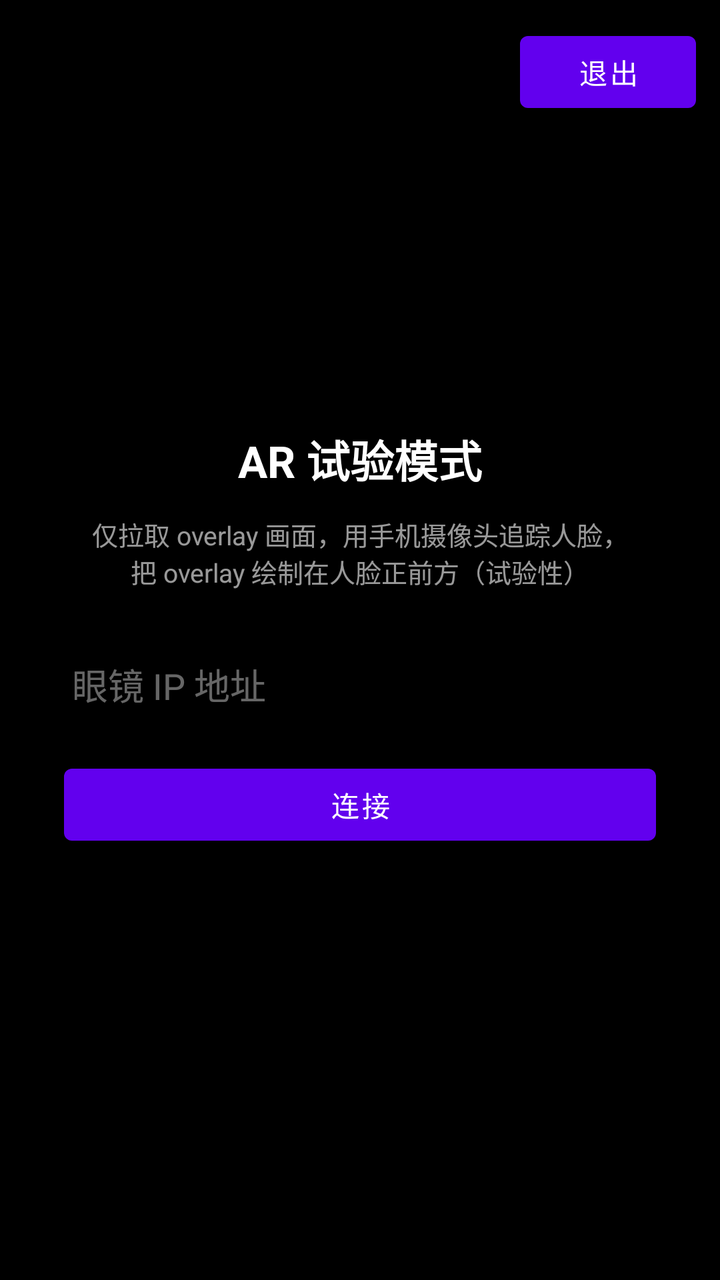
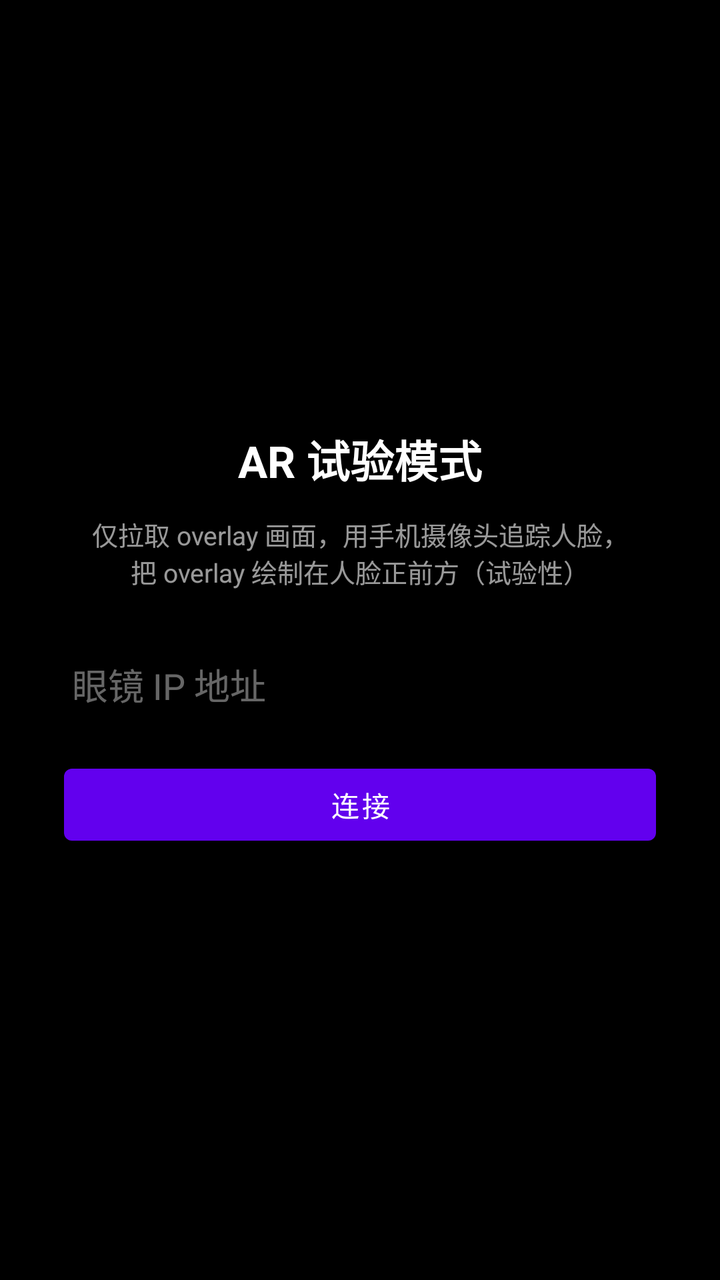

The first picture is an Android layout as it rendered before a commit; the second is the same layout after the commit. The layout source and the unified diff follow.
<!-- AndroidManifest.xml: application theme Theme.gscp_app -->
<!-- res/layout/activity_ar.xml -->
<?xml version="1.0" encoding="utf-8"?>
<FrameLayout xmlns:android="http://schemas.android.com/apk/res/android"
    android:layout_width="match_parent"
    android:layout_height="match_parent"
    android:background="#000000">

    
    <LinearLayout
        android:id="@+id/settings_panel"
        android:layout_width="match_parent"
        android:layout_height="wrap_content"
        android:layout_gravity="center_vertical"
        android:orientation="vertical"
        android:padding="32dp">

        <TextView
            android:layout_width="wrap_content"
            android:layout_height="wrap_content"
            android:layout_gravity="center_horizontal"
            android:text="AR 试验模式"
            android:textColor="#FFFFFF"
            android:textSize="22sp"
            android:textStyle="bold" />

        <TextView
            android:layout_width="wrap_content"
            android:layout_height="wrap_content"
            android:layout_marginTop="12dp"
            android:layout_gravity="center_horizontal"
            android:gravity="center"
            android:text="仅拉取 overlay 画面，用手机摄像头追踪人脸，\n把 overlay 绘制在人脸正前方（试验性）"
            android:textColor="#99FFFFFF"
            android:textSize="13sp" />

        <EditText
            android:id="@+id/ip_address"
            android:layout_width="match_parent"
            android:layout_height="wrap_content"
            android:layout_marginTop="24dp"
            android:hint="眼镜 IP 地址"
            android:imeOptions="actionDone"
            android:inputType="text"
            android:textColor="#FFFFFF"
            android:textColorHint="#66FFFFFF" />

        <Button
            android:id="@+id/button_connect"
            android:layout_width="match_parent"
            android:layout_height="wrap_content"
            android:layout_marginTop="16dp"
            android:text="连接" />

        <ProgressBar
            android:id="@+id/progress_bar"
            android:layout_width="wrap_content"
            android:layout_height="wrap_content"
            android:layout_gravity="center_horizontal"
            android:layout_marginTop="24dp"
            android:visibility="gone" />
    </LinearLayout>

    
    <FrameLayout
        android:id="@+id/ar_panel"
        android:layout_width="match_parent"
        android:layout_height="match_parent"
        android:visibility="gone">

        <android.view.SurfaceView
            android:id="@+id/ar_surface"
            android:layout_width="match_parent"
            android:layout_height="match_parent" />

        <TextView
            android:id="@+id/ar_status"
            android:layout_width="wrap_content"
            android:layout_height="wrap_content"
            android:layout_gravity="top|center_horizontal"
            android:layout_marginTop="32dp"
            android:background="#66000000"
            android:padding="8dp"
            android:text="等待人脸…"
            android:textColor="#FFFFFF"
            android:textSize="13sp" />
    </FrameLayout>

    
    <Button
        android:id="@+id/button_exit"
        android:layout_width="wrap_content"
        android:layout_height="wrap_content"
        android:layout_gravity="top|end"
        android:layout_margin="12dp"
        android:text="退出" />
</FrameLayout>
<!-- resources referenced by this layout -->
<resources>
  <style name="Theme.gscp_app" parent="Theme.MaterialComponents.DayNight.NoActionBar">
          
      </style>
</resources>

<!-- the commit's change to res/layout/activity_ar.xml (unified diff, before → after) -->
@@ -81,15 +81,79 @@
             android:padding="8dp"
             android:text="等待人脸…"
             android:textColor="#FFFFFF"
-            android:textSize="13sp" />
+            android:textSize="13sp"
+            android:visibility="gone" />
     </FrameLayout>
 
     
-    <Button
-        android:id="@+id/button_exit"
+    <android.view.SurfaceView
+        android:id="@+id/ar_gl_surface"
+        android:layout_width="match_parent"
+        android:layout_height="match_parent"
+        android:visibility="gone" />
+
+    
+    <LinearLayout
+        android:id="@+id/bottom_controls"
         android:layout_width="wrap_content"
         android:layout_height="wrap_content"
-        android:layout_gravity="top|end"
-        android:layout_margin="12dp"
-        android:text="退出" />
+        android:layout_gravity="bottom|center_horizontal"
+        android:layout_marginBottom="44dp"
+        android:gravity="center_vertical"
+        android:orientation="horizontal"
+        android:visibility="gone">
+
+        <ImageView
+            android:id="@+id/last_thumb"
+            android:layout_width="56dp"
+            android:layout_height="56dp"
+            android:layout_marginEnd="54dp"
+            android:background="@drawable/bg_thumb"
+            android:contentDescription="最近录像"
+            android:scaleType="fitCenter"
+            android:src="@android:drawable/ic_media_play" />
+
+        <ImageButton
+            android:id="@+id/button_record"
+            android:layout_width="76dp"
+            android:layout_height="76dp"
+            android:background="@drawable/ic_record_idle"
+            android:contentDescription="录像"
+            android:scaleType="fitCenter" />
+
+        <ImageButton
+            android:id="@+id/btn_switch_cam"
+            android:layout_width="56dp"
+            android:layout_height="56dp"
+            android:layout_marginStart="54dp"
+            android:background="@drawable/bg_switch_btn"
+            android:contentDescription="切换前后摄"
+            android:scaleType="fitCenter"
+            android:src="@drawable/ic_cam_flip" />
+    </LinearLayout>
+
+    
+    <com.gscp.desktop.RingSpinner
+        android:id="@+id/record_spinner"
+        android:layout_width="76dp"
+        android:layout_height="76dp"
+        android:layout_gravity="bottom|center_horizontal"
+        android:layout_marginBottom="44dp"
+        android:visibility="gone" />
+
+    
+    <TextView
+        android:id="@+id/rec_overlay"
+        android:layout_width="wrap_content"
+        android:layout_height="wrap_content"
+        android:layout_gravity="top|center_horizontal"
+        android:layout_marginTop="44dp"
+        android:background="#80000000"
+        android:gravity="center"
+        android:paddingHorizontal="10dp"
+        android:paddingVertical="3dp"
+        android:textColor="#FFFFFFFF"
+        android:textSize="12sp"
+        android:typeface="monospace"
+        android:visibility="gone" />
 </FrameLayout>
<!-- resource entries referenced after the edit -->
@@ -1,5 +1,51 @@
 <!-- resources referenced by this layout -->
 <resources>
+  <!-- drawable bg_switch_btn (drawable) -->
+  <?xml version="1.0" encoding="utf-8"?>
+  <shape xmlns:android="http://schemas.android.com/apk/res/android"
+      android:shape="oval">
+      <solid android:color="#50000000" />
+      <stroke android:width="1.5dp" android:color="#D9FFFFFF" />
+  </shape>
+  <!-- drawable bg_thumb (drawable) -->
+  <?xml version="1.0" encoding="utf-8"?>
+  <shape xmlns:android="http://schemas.android.com/apk/res/android"
+      android:shape="rectangle">
+      <solid android:color="#50000000" />
+      <stroke android:width="1.5dp" android:color="#D9FFFFFF" />
+      <corners android:radius="12dp" />
+  </shape>
+  <!-- drawable ic_cam_flip (drawable) -->
+  <?xml version="1.0" encoding="utf-8"?>
+  <vector xmlns:android="http://schemas.android.com/apk/res/android"
+      android:width="28dp"
+      android:height="28dp"
+      android:viewportWidth="24"
+      android:viewportHeight="24">
+      
+      <path
+          android:pathData="M17.65,6.35C16.2,4.9 14.21,4 12,4c-4.42,0 -7.99,3.58 -7.99,8s3.57,8 7.99,8c3.73,0 6.84,-2.55 7.73,-6h-2.08c-0.82,2.33 -3.04,4 -5.65,4 -3.31,0 -6,-2.69 -6,-6s2.69,-6 6,-6c1.66,0 3.14,0.69 4.22,1.78L13,11h7V4l-2.35,2.35z"
+          android:fillColor="#FFFFFFFF" />
+  </vector>
+  <!-- drawable ic_record_idle (drawable) -->
+  <?xml version="1.0" encoding="utf-8"?>
+  <layer-list xmlns:android="http://schemas.android.com/apk/res/android">
+      <item android:gravity="center">
+          <shape android:shape="oval">
+              <solid android:color="#80FFFFFF" />
+          </shape>
+      </item>
+      <item
+          android:bottom="10dp"
+          android:left="10dp"
+          android:right="10dp"
+          android:top="10dp"
+          android:gravity="center">
+          <shape android:shape="oval">
+              <solid android:color="#FF2E2E" />
+          </shape>
+      </item>
+  </layer-list>
   <style name="Theme.gscp_app" parent="Theme.MaterialComponents.DayNight.NoActionBar">
           
       </style>
